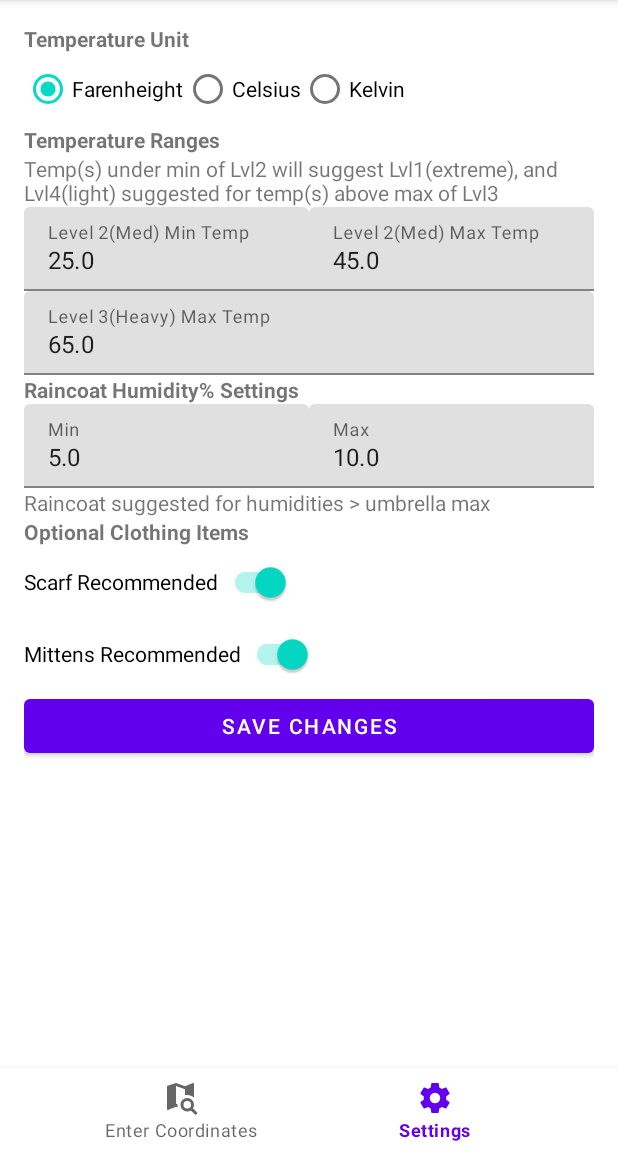
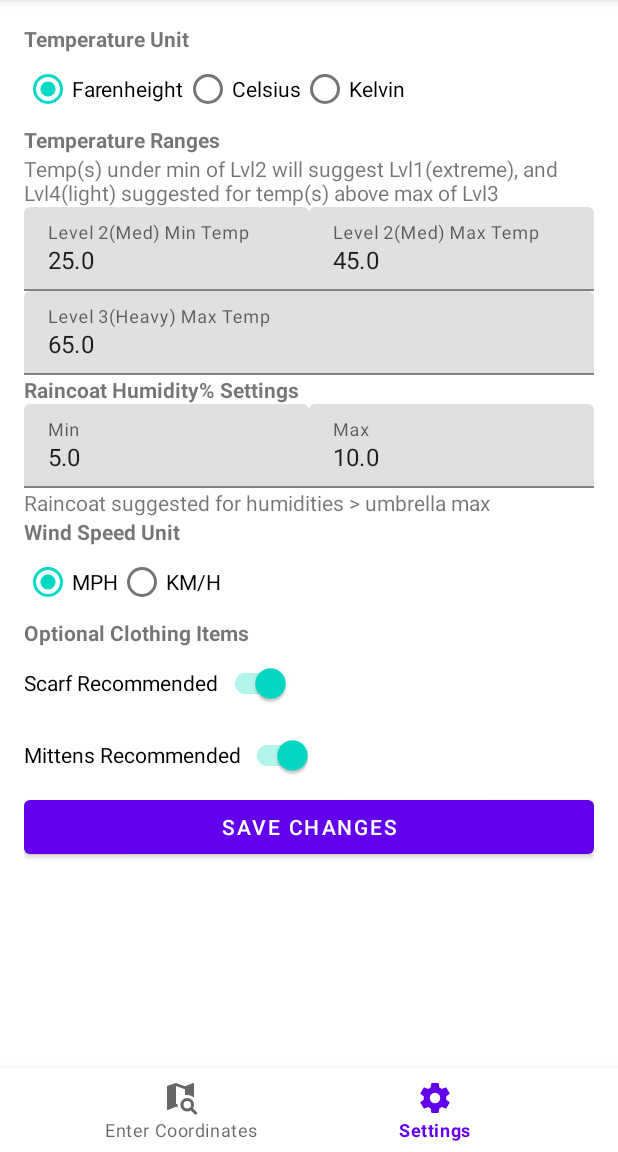
Before and after one commit to Sunsow-02/WeatherWardrobeJava, an Android app: the SettingsFragment screen opened through its navigation route, on a phone screen of 412 x 824 dp, the part 84-1236 px from its top. Run offline under Robolectric (Android 15) with nearby library versions, the phone set to English and light mode, and no system bars; our stand-ins replace navigation-ui.

Commit message:
did last to-do which was to add option to select unit for wind speed. no problems was easily accomplished

```diff
--- a/app/src/main/java/com/example/javasp/ui/settings/SettingsFragment.java
+++ b/app/src/main/java/com/example/javasp/ui/settings/SettingsFragment.java
@@ -31,6 +31,7 @@ public class SettingsFragment extends Fragment {
     float lvl3_max_val = 0;
     float humidity_umbrella_min_val = 0;
     float humidity_umbrella_max_val = 0;
+    int wind_speed_option = 0;
     public boolean scarf_enabled = false;
     public boolean mittens_enabled = false;
 
@@ -43,6 +44,7 @@ public class SettingsFragment extends Fragment {
         editor.putFloat(getString(R.string.temp_lvl3max_key), lvl3_max_val);
         editor.putFloat(getString(R.string.humidity_umbrella_min_key), humidity_umbrella_min_val);
         editor.putFloat(getString(R.string.humidity_umbrella_max_key), humidity_umbrella_max_val);
+        editor.putInt(getString(R.string.wind_speed_option_key), wind_speed_option);
         editor.putBoolean(getString(R.string.scarf_enabled_key), scarf_enabled);
         editor.putBoolean(getString(R.string.mittens_enabled_key), mittens_enabled);
         editor.apply();
@@ -58,11 +60,13 @@ public class SettingsFragment extends Fragment {
         lvl3_max_val = sharedPref.getFloat(getString(R.string.temp_lvl3max_key), 65);
         humidity_umbrella_min_val = sharedPref.getFloat(getString(R.string.humidity_umbrella_min_key), 5);
         humidity_umbrella_max_val = sharedPref.getFloat(getString(R.string.humidity_umbrella_max_key), 10);
+        wind_speed_option = sharedPref.getInt(getString(R.string.wind_speed_option_key), 0);
         scarf_enabled = sharedPref.getBoolean(getString(R.string.scarf_enabled_key), true);
         mittens_enabled = sharedPref.getBoolean(getString(R.string.mittens_enabled_key), true);
     }
 
-    RadioGroup radioGroup;
+    RadioGroup radioGroup_temp;
+    RadioGroup radioGroup_wind_speed;
 
     public View onCreateView(@NonNull LayoutInflater inflater,
                              ViewGroup container, Bundle savedInstanceState) {
@@ -70,8 +74,9 @@ public class SettingsFragment extends Fragment {
         View root = binding.getRoot();
 
         //radiogroup from temperature option
-        radioGroup = root.findViewById(R.id.temp_option_group);
-        radioGroup.setOnCheckedChangeListener(new RadioGroup.OnCheckedChangeListener()
+        radioGroup_temp = root.findViewById(R.id.temp_option_group);
+        radioGroup_wind_speed = root.findViewById(R.id.wind_speed_unit_group);
+        radioGroup_temp.setOnCheckedChangeListener(new RadioGroup.OnCheckedChangeListener()
         {
             public void onCheckedChanged(RadioGroup group, int checkedId) {
                 // checkedId is the RadioButton selected
@@ -83,6 +88,18 @@ public class SettingsFragment extends Fragment {
                 }
                 else {
                     temperature_option = 2;
+                }
+            }
+        });
+
+        radioGroup_wind_speed.setOnCheckedChangeListener(new RadioGroup.OnCheckedChangeListener() {
+            @Override
+            public void onCheckedChanged(RadioGroup radioGroup, int checkedId) {
+                if(checkedId == R.id.radio_mph) {
+                    temperature_option = 0;
+                }
+                else {
+                    temperature_option = 1;
                 }
             }
         });
@@ -235,15 +252,16 @@ public class SettingsFragment extends Fragment {
         //update the ui to reflect the settings, where it be saved/default ones
         switch (temperature_option) {
             case 0:
-                radioGroup.check(R.id.radio_f);
+                radioGroup_temp.check(R.id.radio_f);
                 break;
             case 1:
-                radioGroup.check(R.id.radio_c);
+                radioGroup_temp.check(R.id.radio_c);
                 break;
             default:
-                radioGroup.check(R.id.radio_k);
+                radioGroup_temp.check(R.id.radio_k);
                 break;
         }
+
         TextInputEditText lvl2_min_input = root.findViewById(R.id.temp_lvl_2_min_input);
         TextInputEditText lvl2_max_input = root.findViewById(R.id.temp_lvl_2_max_input);
         TextInputEditText lvl3_max_input = root.findViewById(R.id.temp_lvl_3_max_input);
@@ -253,6 +271,14 @@ public class SettingsFragment extends Fragment {
         TextInputEditText humidity_umbrella_min_input = root.findViewById(R.id.humidity_umbrella_min_input);
         humidity_umbrella_min_input.setText(String.valueOf(humidity_umbrella_min_val));
         TextInputEditText humidity_umbrella_max_input = root.findViewById(R.id.humidity_umbrella_max_input);
+        switch (wind_speed_option) {
+            case 0:
+                radioGroup_wind_speed.check(R.id.radio_mph);
+                break;
+            default:
+                radioGroup_wind_speed.check(R.id.radio_kph);
+                break;
+        }
         humidity_umbrella_max_input.setText(String.valueOf(humidity_umbrella_max_val));
         if(scarf_enabled) {scarf_toggle.toggle(); }
         if(mittens_enabled) {mittens_toggle.toggle(); }
--- a/app/src/main/res/layout/fragment_settings.xml
+++ b/app/src/main/res/layout/fragment_settings.xml
@@ -146,6 +146,28 @@
                 android:layout_width="wrap_content"
                 android:layout_height="wrap_content"
                 android:textStyle="bold"
+                android:text="@string/wind_speed_unit_header"/>
+
+            <RadioGroup xmlns:android="http://schemas.android.com/apk/res/android"
+                android:layout_width="match_parent"
+                android:layout_height="wrap_content"
+                android:orientation="horizontal"
+                android:checkedButton="@+id/radio_mph"
+                android:id="@+id/wind_speed_unit_group">
+                <RadioButton android:id="@+id/radio_mph"
+                    android:layout_width="wrap_content"
+                    android:layout_height="wrap_content"
+                    android:text="@string/mph" />
+                <RadioButton android:id="@+id/radio_kph"
+                    android:layout_width="wrap_content"
+                    android:layout_height="wrap_content"
+                    android:text="@string/kph" />
+            </RadioGroup>
+
+            <TextView
+                android:layout_width="wrap_content"
+                android:layout_height="wrap_content"
+                android:textStyle="bold"
                 android:text="@string/switch_headers"/>
 
             <androidx.appcompat.widget.SwitchCompat
--- a/app/src/main/res/values/strings.xml
+++ b/app/src/main/res/values/strings.xml
@@ -31,6 +31,7 @@
     <string name="temp_lvl3max_key">tLYos1B</string>
     <string name="humidity_umbrella_min_key">8NO$)Vv</string>
     <string name="humidity_umbrella_max_key">SU4NeKk</string>
+    <string name="wind_speed_option_key">A8^23Jk</string>
     <string name="scarf_enabled_key">arbjo53</string>
     <string name="mittens_enabled_key">ryL9a7q</string>
     <string name="coordinates_rec_level_hint">Recommended Level:</string>
@@ -48,4 +49,7 @@
     <string name="level_2_description">long-sleeve shirt, jeans, and a jacket</string>
     <string name="level_1_description">long sleeve shirt, jeans, undershirt, and a winter coat with a hood</string>
     <string name="current_coordinates_button">Use Current Location</string>
+    <string name="mph">MPH</string>
+    <string name="kph">KM/H</string>
+    <string name="wind_speed_unit_header">Wind Speed Unit</string>
 </resources>
```
Also changed, not shown: app/src/main/java/com/example/javasp/ui/coordinates/CoordinatesFragment.java (+18 -4 lines).
